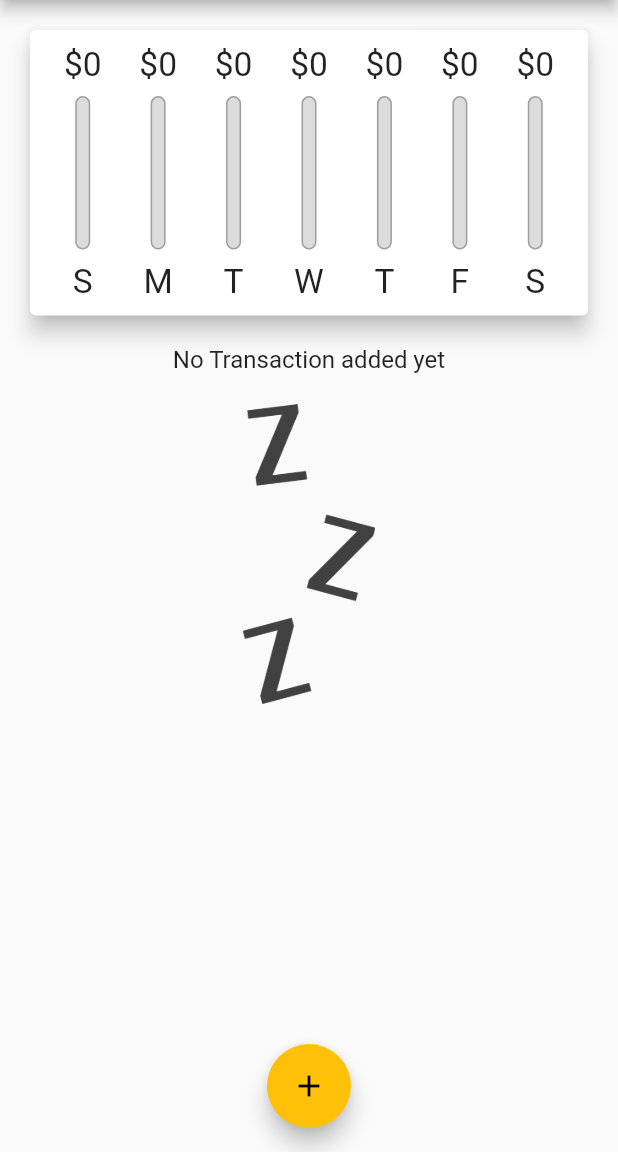
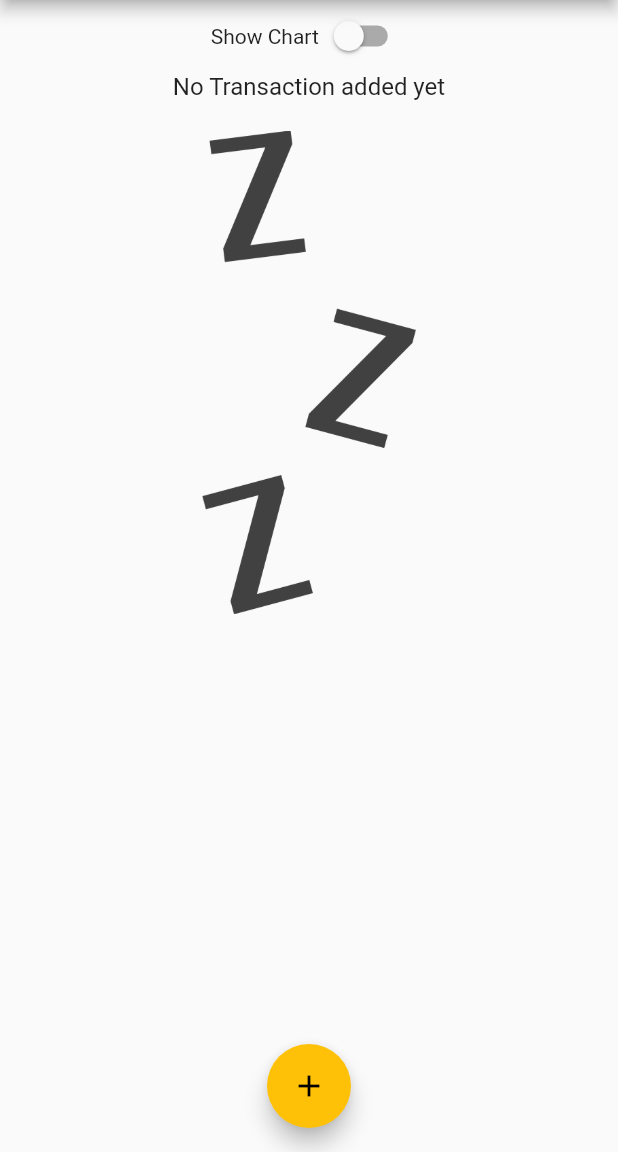
Before and after one commit to JohnKameel/Expensive-planner, a Flutter app: the screen it shows after launch, on a phone screen of 412 x 824 dp, the part 84-1236 px from its top. Run offline on Flutter 3.47's test engine with Material 2 defaults, Android fonts, the phone set to English and light mode, and no system bars; our stand-ins replace google_fonts, image_picker.

Commit message:
Finish landscape mode

```diff
--- a/lib/main.dart
+++ b/lib/main.dart
@@ -1,5 +1,6 @@
 import 'package:flutter/cupertino.dart';
 import 'package:flutter/material.dart';
+import 'package:flutter/services.dart';
 
 import 'package:flutter/src/foundation/key.dart';
 import 'package:flutter/src/widgets/framework.dart';
@@ -11,7 +12,14 @@ import './widgets/transaction_list.dart';
 import 'models/transaction.dart';
 import './widgets/chart.dart';
 
-void main() => runApp(MyApp());
+void main() {
+  // WidgetsFlutterBinding.ensureInitialized();
+  // SystemChrome.setPreferredOrientations([
+  //   DeviceOrientation.portraitUp,
+  //   DeviceOrientation.portraitDown,
+  // ]);
+  runApp(MyApp());
+}
 
 class MyApp extends StatelessWidget {
   @override
@@ -47,6 +55,7 @@ class _MyHomePageState extends State<MyHomePage> {
     //   date: DateTime.now(),
     // ),
   ];
+  bool _showChart = false;
 
   List<Transaction> get _recentTransactions {
     return _userTransactions.where((tx) {
@@ -117,19 +126,36 @@ class _MyHomePageState extends State<MyHomePage> {
           //mainAxisAlignment: MainAxisAlignment.start,
           crossAxisAlignment: CrossAxisAlignment.stretch,
           children: <Widget>[
-            Container(
-                height: (MediaQuery.of(context).size.height -
-                        appBar.preferredSize.height -
-                        MediaQuery.of(context).padding.top) *
-                    0.3,
-                child: Chart(_recentTransactions)),
-            Container(
-              height: (MediaQuery.of(context).size.height -
-                      appBar.preferredSize.height -
-                      MediaQuery.of(context).padding.top) *
-                  0.7,
-              child: TransactionList(_userTransactions, _deleteTransaction),
+            Row(
+              mainAxisAlignment: MainAxisAlignment.center,
+              children: <Widget>[
+                Text('Show Chart'),
+                Switch(
+                  value: _showChart,
+                  onChanged: (val) {
+                    setState(() {
+                      _showChart = val;
+                    });
+                  },
+                ),
+              ],
             ),
+            _showChart
+                ? Container(
+                    height: (MediaQuery.of(context).size.height -
+                            appBar.preferredSize.height -
+                            MediaQuery.of(context).padding.top) *
+                        0.7,
+                    child: Chart(_recentTransactions),
+                  )
+                : Container(
+                    height: (MediaQuery.of(context).size.height -
+                            appBar.preferredSize.height -
+                            MediaQuery.of(context).padding.top) *
+                        0.7,
+                    child:
+                        TransactionList(_userTransactions, _deleteTransaction),
+                  ),
           ],
         ),
       ),
--- a/lib/widgets/transaction_list.dart
+++ b/lib/widgets/transaction_list.dart
@@ -19,7 +19,9 @@ class TransactionList extends StatelessWidget {
   @override
   Widget build(BuildContext context) {
     return transactions.isEmpty
-        ? Column(
+        ? LayoutBuilder(
+            builder: (ctx, constraints) {
+              return Column(
                 children: <Widget>[
                   Text(
                     'No Transaction added yet',
@@ -29,13 +31,15 @@ class TransactionList extends StatelessWidget {
                     height: 20,
                   ),
                   Container(
-                height: 200,
+                    height: constraints.maxHeight * 0.6,
                     child: Image.asset(
                       "images/mene.png",
                       fit: BoxFit.cover,
                     ),
                   )
                 ],
+              );
+            },
           )
         : ListView.builder(
             itemBuilder: (ctx, index) {
```
Lines whose indentation alone changed are shown as unchanged.
